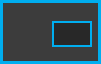
The window that standalone/advanced/forms/keyBoxForm.ui (Muse-Kinetics/softstep_editor) describes before a commit, drawn with Qt 5.
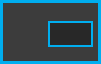
The same window after the commit. Icons and pictures are not drawn.

Diff of the .ui file:
```diff
--- a/standalone/advanced/forms/keyBoxForm.ui
+++ b/standalone/advanced/forms/keyBoxForm.ui
@@ -118,7 +118,7 @@
    <widget class="QToolButton" name="openWindow">
     <property name="geometry">
      <rect>
-      <x>7</x>
+      <x>6</x>
       <y>13</y>
       <width>40</width>
       <height>40</height>
@@ -140,9 +140,9 @@
    <widget class="QLineEdit" name="keyName">
     <property name="geometry">
      <rect>
-      <x>52</x>
+      <x>48</x>
       <y>21</y>
-      <width>40</width>
+      <width>45</width>
       <height>26</height>
      </rect>
     </property>
@@ -153,6 +153,8 @@
      <string notr="true">QLineEdit
 {
 	padding-top: 1px;
+	padding-left: 2px;
+	text-align: center;
 }</string>
     </property>
     <property name="inputMethodHints">
```
